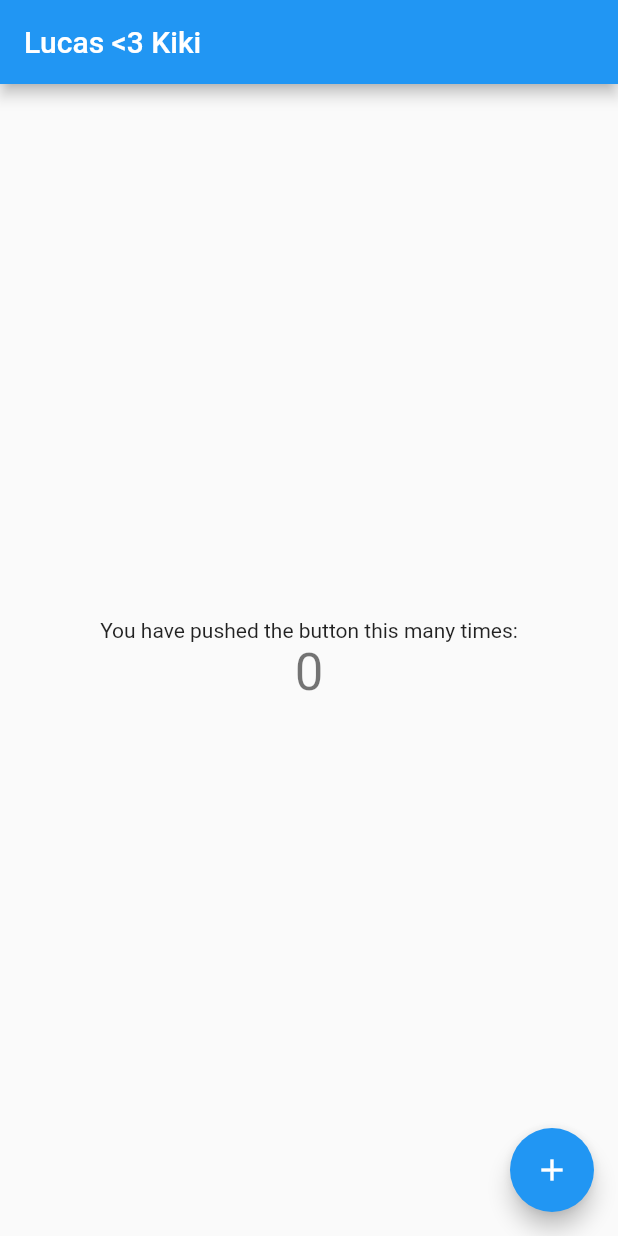
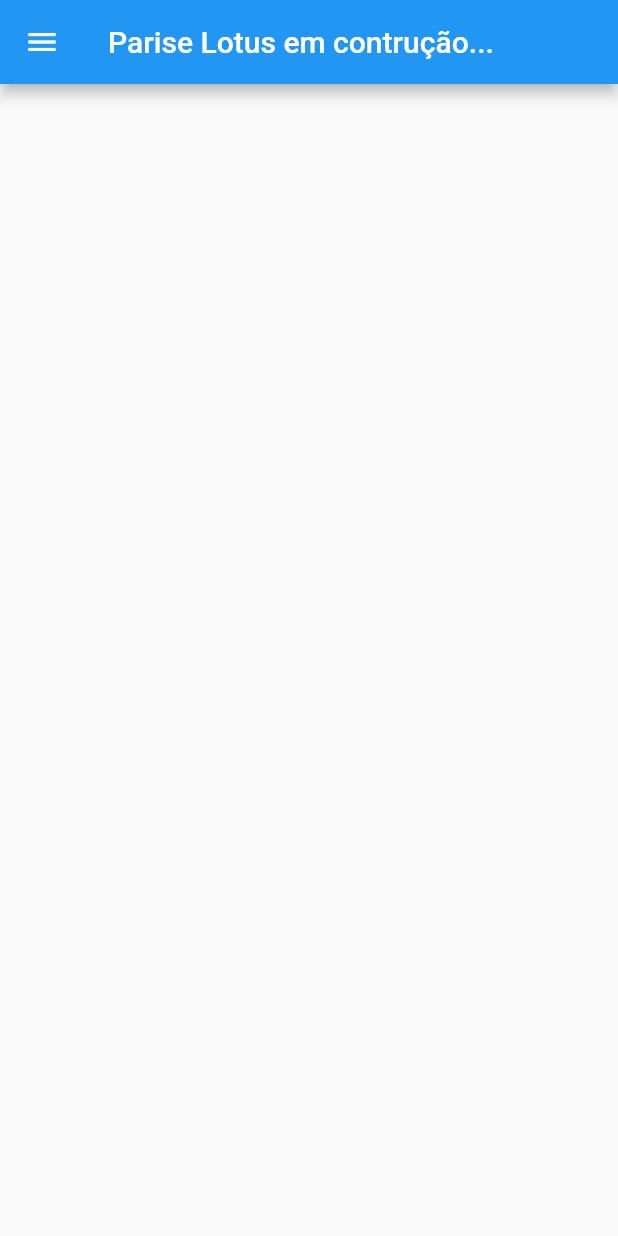
Before and after one commit to parise-dev/Lotus-Shopping, a Flutter app: the screen it shows after launch, on a phone screen of 412 x 824 dp. Run offline on Flutter 3.47's test engine with Material 2 defaults, Android fonts, the phone set to English and light mode, and no system bars.

```diff
--- a/lib/main.dart
+++ b/lib/main.dart
@@ -10,58 +10,28 @@ class MyApp extends StatelessWidget {
   @override
   Widget build(BuildContext context) {
     return MaterialApp(
-      title: 'Flutter Demo',
+      title: 'Lotus Shopping',
       theme: ThemeData(
         primarySwatch: Colors.blue,
       ),
-      home: const MyHomePage(title: 'Lucas <3 Kiki'),
+      home: HomePage(),
     );
   }
 }
 
-class MyHomePage extends StatefulWidget {
-  const MyHomePage({super.key, required this.title});
-
-  final String title;
-
-  @override
-  State<MyHomePage> createState() => _MyHomePageState();
-}
-
-class _MyHomePageState extends State<MyHomePage> {
-  int _counter = 0;
-
-  void _incrementCounter() {
-    setState(() {
-      _counter++;
-    });
-  }
+class HomePage extends StatelessWidget {
+  const HomePage({super.key});
 
   @override
   Widget build(BuildContext context) {
     return Scaffold(
-      appBar: AppBar(
-        title: Text(widget.title),
-      ),
-      body: Center(
-        child: Column(
-          mainAxisAlignment: MainAxisAlignment.center,
-          children: <Widget>[
-            const Text(
-              'You have pushed the button this many times:',
-            ),
-            Text(
-              '$_counter',
-              style: Theme.of(context).textTheme.headline4,
-            ),
-          ],
-        ),
-      ),
-      floatingActionButton: FloatingActionButton(
-        onPressed: _incrementCounter,
-        tooltip: 'Increment',
-        child: const Icon(Icons.add),
-      ),
+      appBar: AppBar(title: Text('Parise Lotus em contrução...')),
+      drawer: Drawer(
+          child: ListView(children: [
+        Text('ínicio'),
+        Text('fim'),
+      ])),
+      body: Container(),
     );
   }
 }
```
